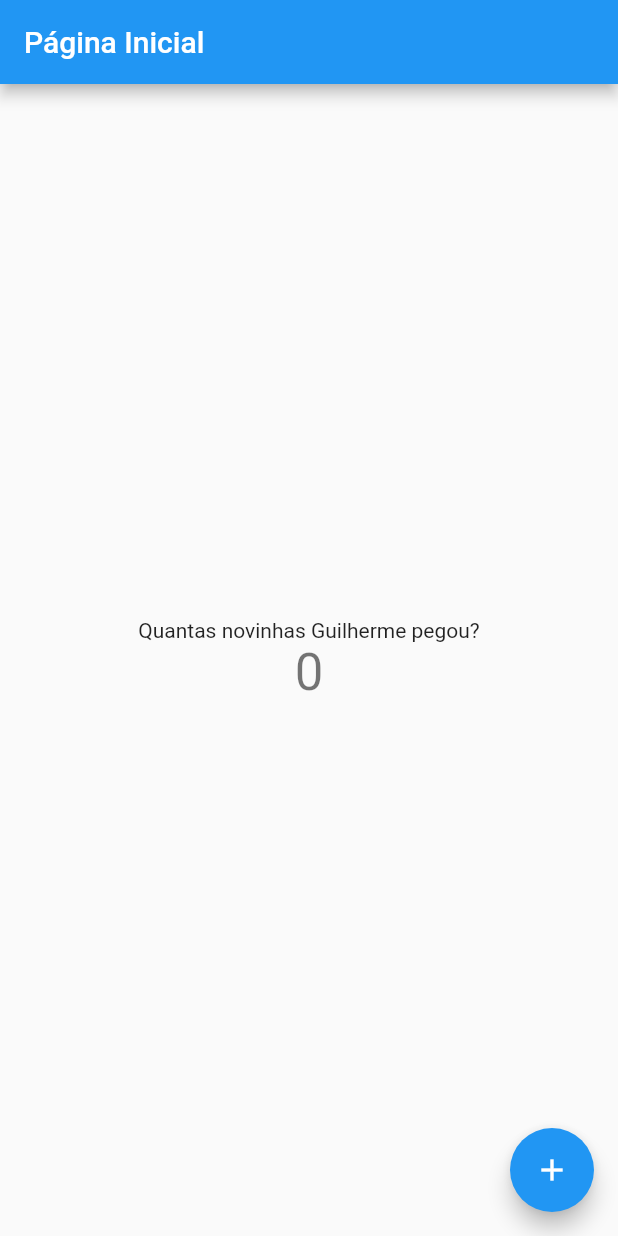
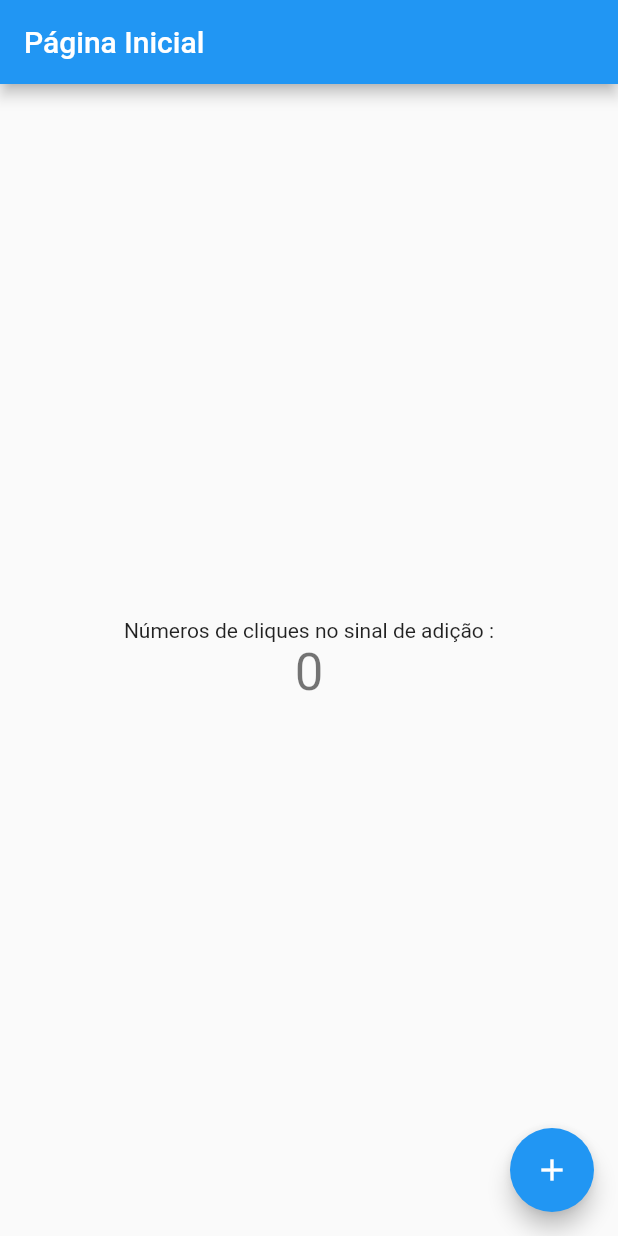
Before and after one commit to Brazf/EstudosFlutter, a Flutter app: the screen it shows after launch, on a phone screen of 412 x 824 dp. Run offline on Flutter 3.47's test engine with Material 2 defaults, Android fonts, the light colour scheme and no system bars.

Commit message:
Atualizações

```diff
--- a/conteudo1/lib/main.dart
+++ b/conteudo1/lib/main.dart
@@ -96,7 +96,7 @@ class _MyHomePageState extends State<MyHomePage> {
           mainAxisAlignment: MainAxisAlignment.center,
           children: <Widget>[
             const Text(
-              'Quantas novinhas Guilherme pegou?',
+              'Números de cliques no sinal de adição :',
             ),
             Text(
               '$_counter',
```
